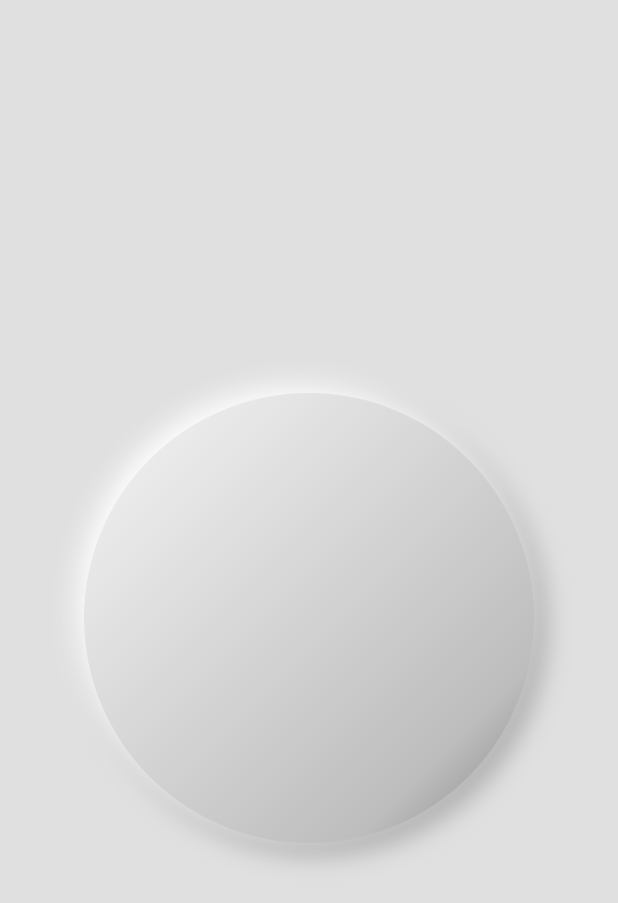
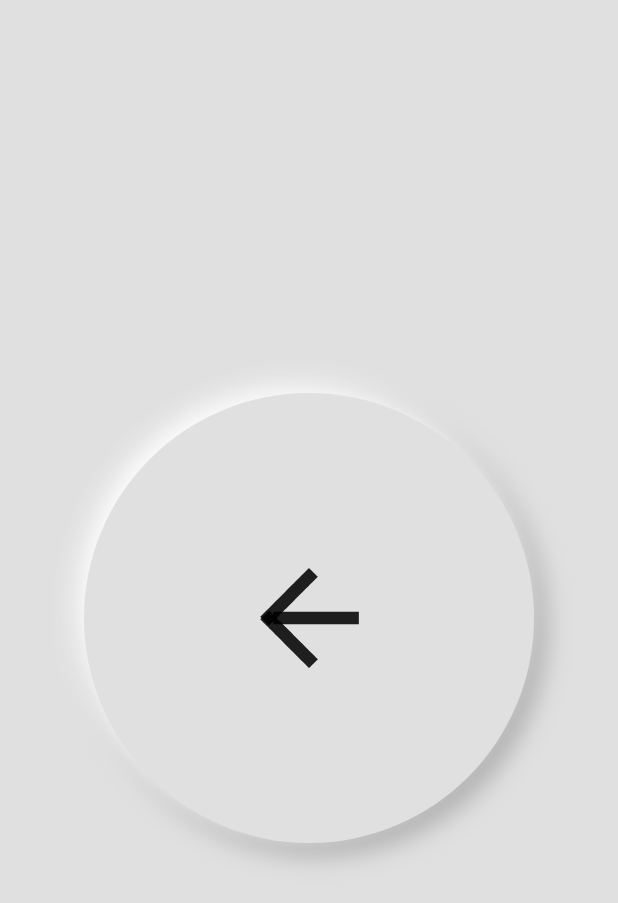
Before and after one commit to abhishek-joflee/neumorphism_demo, a Flutter app: the screen it shows after launch, on a phone screen of 412 x 824 dp. Shown: the top 903 px of the screen. Run offline on Flutter 3.47's test engine with Material 2 defaults, Android fonts, the phone set to English and light mode, and no system bars.

Commit message:
Animated button added

```diff
--- a/lib/main.dart
+++ b/lib/main.dart
@@ -14,26 +14,85 @@ class MyApp extends StatelessWidget {
       theme: ThemeData(
         primarySwatch: Colors.blue,
       ),
-      home: const MyHomePage(title: 'Neumorphism demo'),
+      home: MyHomePage(title: 'Neumorphism demo'),
     );
   }
 }
 
-class MyHomePage extends StatelessWidget {
-  const MyHomePage({Key? key, required this.title}) : super(key: key);
+class MyHomePage extends StatefulWidget {
+  MyHomePage({Key? key, required this.title}) : super(key: key);
 
   final String title;
+
+  @override
+  State<MyHomePage> createState() => _MyHomePageState();
+}
+
+class _MyHomePageState extends State<MyHomePage> {
+  late AnimationController _animationController;
+
+  @override
+  void initState() {
+    super.initState();
+  }
 
   @override
   Widget build(BuildContext context) {
     return Scaffold(
       backgroundColor: Colors.grey[300],
-      body: Center(
-        child: Container(
+      body: const Center(
+        child: MyButton(),
+      ),
+    );
+  }
+}
+
+class MyButton extends StatefulWidget {
+  const MyButton({Key? key}) : super(key: key);
+
+  @override
+  State<MyButton> createState() => _MyButtonState();
+}
+
+class _MyButtonState extends State<MyButton>
+    with SingleTickerProviderStateMixin {
+  bool isElevated = true;
+  bool isAnimating = false;
+  late AnimationController _animationController;
+
+  void changeIcon() {
+//rebuilds UI with changing icon.
+    setState(() {
+      isAnimating = !isAnimating;
+      isAnimating
+          ? _animationController.forward()
+          : _animationController.reverse();
+    });
+  }
+
+  @override
+  void initState() {
+    _animationController =
+        AnimationController(vsync: this, duration: Duration(milliseconds: 300));
+    super.initState();
+  }
+
+  @override
+  void dispose() {
+    super.dispose();
+    _animationController.dispose();
+  }
+
+  @override
+  Widget build(BuildContext context) {
+    return AnimatedContainer(
+      duration: const Duration(milliseconds: 100),
+      curve: Curves.easeInOut,
       decoration: BoxDecoration(
         shape: BoxShape.circle,
-            color: Colors.green,
-            boxShadow: [
+        color: Colors.grey[300],
+        boxShadow: isElevated
+            ? [
                 // bottom right
                 BoxShadow(
                   color: Colors.grey.shade500,
@@ -49,37 +108,46 @@ class MyHomePage extends StatelessWidget {
                   blurRadius: 13,
                   spreadRadius: 1,
                 ),
-            ],
-
-            // gradient for 3d effect
-            gradient: LinearGradient(
-              begin: Alignment.topLeft,
-              end: Alignment.bottomRight,
-              colors: [
-                Colors.grey.shade200,
-                Colors.grey.shade300,
-                Colors.grey.shade400,
-                Colors.grey.shade500,
-              ],
-              stops: const [
-                0.1,
-                0.3,
-                0.8,
-                0.9,
-              ],
-            ),
+              ]
+            : [],
       ),
       child: Material(
         shape: const CircleBorder(),
         color: Colors.transparent,
-            child: InkWell(
-              onTap: () {},
-              // splashColor: Colors.transparent,
-              hoverColor: Colors.transparent,
-              customBorder: const CircleBorder(),
-              child: const SizedBox(
+        child: MouseRegion(
+          cursor: SystemMouseCursors.click,
+          child: GestureDetector(
+            onTap: () {
+              setState(() {
+                changeIcon();
+              });
+            },
+            onTapDown: (_) {
+              setState(() {
+                isElevated = false;
+              });
+            },
+            onTapCancel: () {
+              setState(() {
+                isElevated = true;
+              });
+            },
+            onTapUp: (_) {
+              // do button tap operation here
+              setState(() {
+                isElevated = true;
+              });
+            },
+            child: Container(
               width: 300,
               height: 300,
+              color: Colors.transparent,
+              child: Center(
+                child: AnimatedIcon(
+                  size: 100,
+                  progress: _animationController,
+                  icon: AnimatedIcons.arrow_menu,
+                ),
               ),
             ),
           ),
```
Lines whose indentation alone changed are shown as unchanged.
